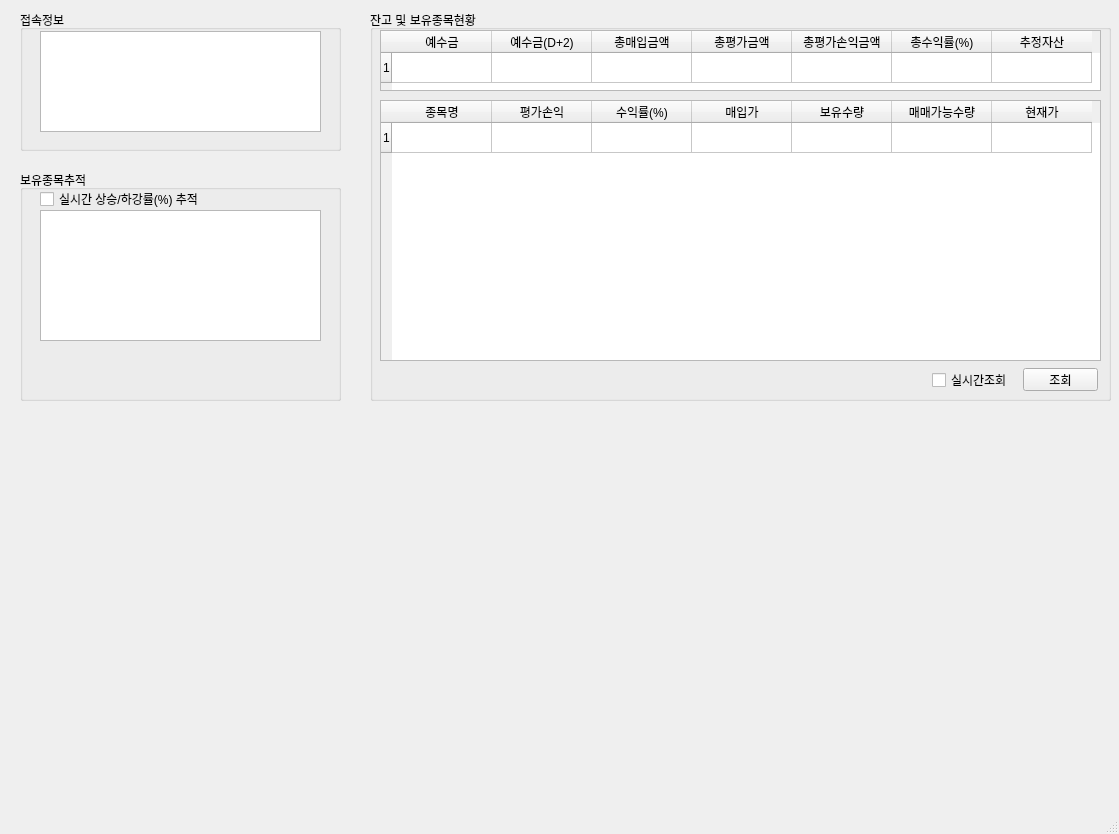
The window that MyTrader.ui (pjm8702/jasam) describes before a commit, drawn with Qt 5.
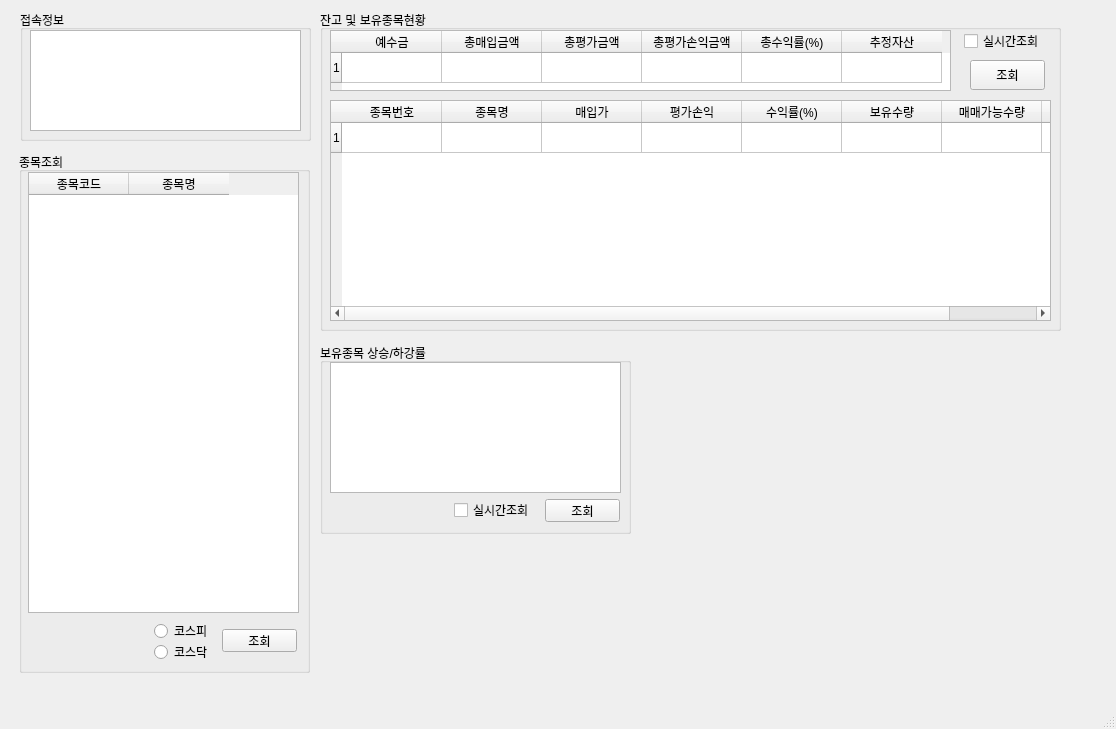
The same window after the commit.

Commit message: 코스피/코스닥 종목 조회 기능 추가, UI 변경

The edit to the form file:
```diff
--- a/MyTrader.ui
+++ b/MyTrader.ui
@@ -6,8 +6,8 @@
    <rect>
     <x>0</x>
     <y>0</y>
-    <width>1119</width>
-    <height>834</height>
+    <width>1116</width>
+    <height>729</height>
    </rect>
   </property>
   <property name="windowTitle">
@@ -17,10 +17,10 @@
    <widget class="QGroupBox" name="groupBox">
     <property name="geometry">
      <rect>
-      <x>370</x>
+      <x>320</x>
       <y>10</y>
       <width>741</width>
-      <height>391</height>
+      <height>321</height>
      </rect>
     </property>
     <property name="title">
@@ -31,7 +31,7 @@
       <rect>
        <x>10</x>
        <y>20</y>
-       <width>721</width>
+       <width>621</width>
        <height>61</height>
       </rect>
      </property>
@@ -44,11 +44,6 @@
        <string>예수금</string>
       </property>
      </column>
-     <column>
-      <property name="text">
-       <string>예수금(D+2)</string>
-      </property>
-     </column>
      <column>
       <property name="text">
        <string>총매입금액</string>
@@ -81,18 +76,28 @@
        <x>10</x>
        <y>90</y>
        <width>721</width>
-       <height>261</height>
+       <height>221</height>
       </rect>
      </property>
      <property name="rowCount">
       <number>1</number>
      </property>
      <row/>
+     <column>
+      <property name="text">
+       <string>종목번호</string>
+      </property>
+     </column>
      <column>
       <property name="text">
        <string>종목명</string>
       </property>
      </column>
+     <column>
+      <property name="text">
+       <string>매입가</string>
+      </property>
+     </column>
      <column>
       <property name="text">
        <string>평가손익</string>
@@ -103,11 +108,6 @@
        <string>수익률(%)</string>
       </property>
      </column>
-     <column>
-      <property name="text">
-       <string>매입가</string>
-      </property>
-     </column>
      <column>
       <property name="text">
        <string>보유수량</string>
@@ -127,8 +127,8 @@
     <widget class="QCheckBox" name="checkBox">
      <property name="geometry">
       <rect>
-       <x>562</x>
-       <y>362</y>
+       <x>644</x>
+       <y>23</y>
        <width>81</width>
        <height>16</height>
       </rect>
@@ -140,10 +140,10 @@
     <widget class="QPushButton" name="pushButton">
      <property name="geometry">
       <rect>
-       <x>653</x>
-       <y>358</y>
+       <x>650</x>
+       <y>50</y>
        <width>75</width>
-       <height>23</height>
+       <height>30</height>
       </rect>
      </property>
      <property name="text">
@@ -156,8 +156,8 @@
      <rect>
       <x>20</x>
       <y>10</y>
-      <width>321</width>
-      <height>141</height>
+      <width>291</width>
+      <height>131</height>
      </rect>
     </property>
     <property name="title">
@@ -166,9 +166,9 @@
     <widget class="QTextBrowser" name="textBrowser">
      <property name="geometry">
       <rect>
-       <x>20</x>
-       <y>21</y>
-       <width>281</width>
+       <x>10</x>
+       <y>20</y>
+       <width>271</width>
        <height>101</height>
       </rect>
      </property>
@@ -177,38 +177,123 @@
    <widget class="QGroupBox" name="groupBox_3">
     <property name="geometry">
      <rect>
-      <x>20</x>
-      <y>170</y>
-      <width>321</width>
-      <height>231</height>
+      <x>320</x>
+      <y>343</y>
+      <width>311</width>
+      <height>191</height>
      </rect>
     </property>
     <property name="title">
-     <string>보유종목추적</string>
+     <string>보유종목 상승/하강률</string>
     </property>
     <widget class="QCheckBox" name="checkBox_2">
      <property name="geometry">
       <rect>
-       <x>20</x>
-       <y>21</y>
-       <width>181</width>
+       <x>134</x>
+       <y>159</y>
+       <width>91</width>
        <height>16</height>
       </rect>
      </property>
      <property name="text">
-      <string>실시간 상승/하강률(%) 추적</string>
+      <string>실시간조회</string>
      </property>
     </widget>
     <widget class="QTextBrowser" name="textBrowser_2">
      <property name="geometry">
       <rect>
-       <x>20</x>
-       <y>40</y>
-       <width>281</width>
+       <x>10</x>
+       <y>19</y>
+       <width>291</width>
        <height>131</height>
       </rect>
      </property>
     </widget>
+    <widget class="QPushButton" name="pushButton_2">
+     <property name="geometry">
+      <rect>
+       <x>225</x>
+       <y>156</y>
+       <width>75</width>
+       <height>23</height>
+      </rect>
+     </property>
+     <property name="text">
+      <string>조회</string>
+     </property>
+    </widget>
+   </widget>
+   <widget class="QGroupBox" name="groupBox_4">
+    <property name="geometry">
+     <rect>
+      <x>19</x>
+      <y>152</y>
+      <width>291</width>
+      <height>521</height>
+     </rect>
+    </property>
+    <property name="title">
+     <string>종목조회</string>
+    </property>
+    <widget class="QTableWidget" name="tableWidget_3">
+     <property name="geometry">
+      <rect>
+       <x>9</x>
+       <y>20</y>
+       <width>271</width>
+       <height>441</height>
+      </rect>
+     </property>
+     <column>
+      <property name="text">
+       <string>종목코드</string>
+      </property>
+     </column>
+     <column>
+      <property name="text">
+       <string>종목명</string>
+      </property>
+     </column>
+    </widget>
+    <widget class="QPushButton" name="pushButton_3">
+     <property name="geometry">
+      <rect>
+       <x>203</x>
+       <y>477</y>
+       <width>75</width>
+       <height>23</height>
+      </rect>
+     </property>
+     <property name="text">
+      <string>조회</string>
+     </property>
+    </widget>
+    <widget class="QRadioButton" name="radioButton">
+     <property name="geometry">
+      <rect>
+       <x>135</x>
+       <y>471</y>
+       <width>90</width>
+       <height>16</height>
+      </rect>
+     </property>
+     <property name="text">
+      <string>코스피</string>
+     </property>
+    </widget>
+    <widget class="QRadioButton" name="radioButton_2">
+     <property name="geometry">
+      <rect>
+       <x>135</x>
+       <y>492</y>
+       <width>90</width>
+       <height>16</height>
+      </rect>
+     </property>
+     <property name="text">
+      <string>코스닥</string>
+     </property>
+    </widget>
    </widget>
   </widget>
   <widget class="QMenuBar" name="menubar">
```
Left out of the diff: 2 changed lines with no effect on the pictures. The commit also changes 2 other files.
